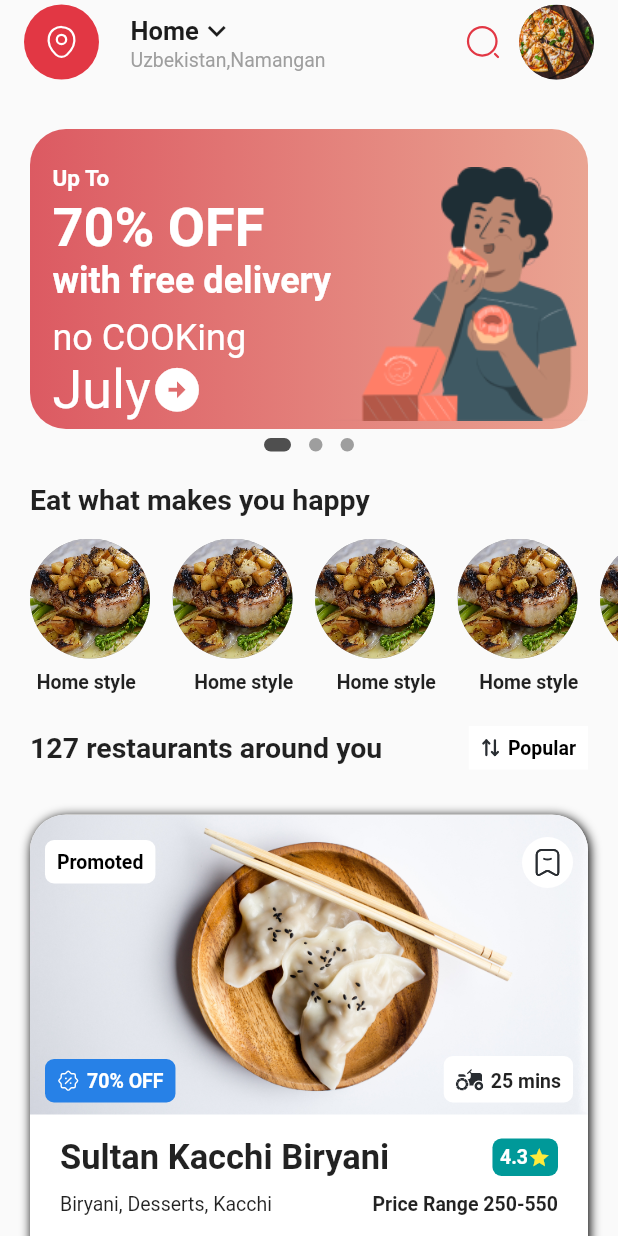
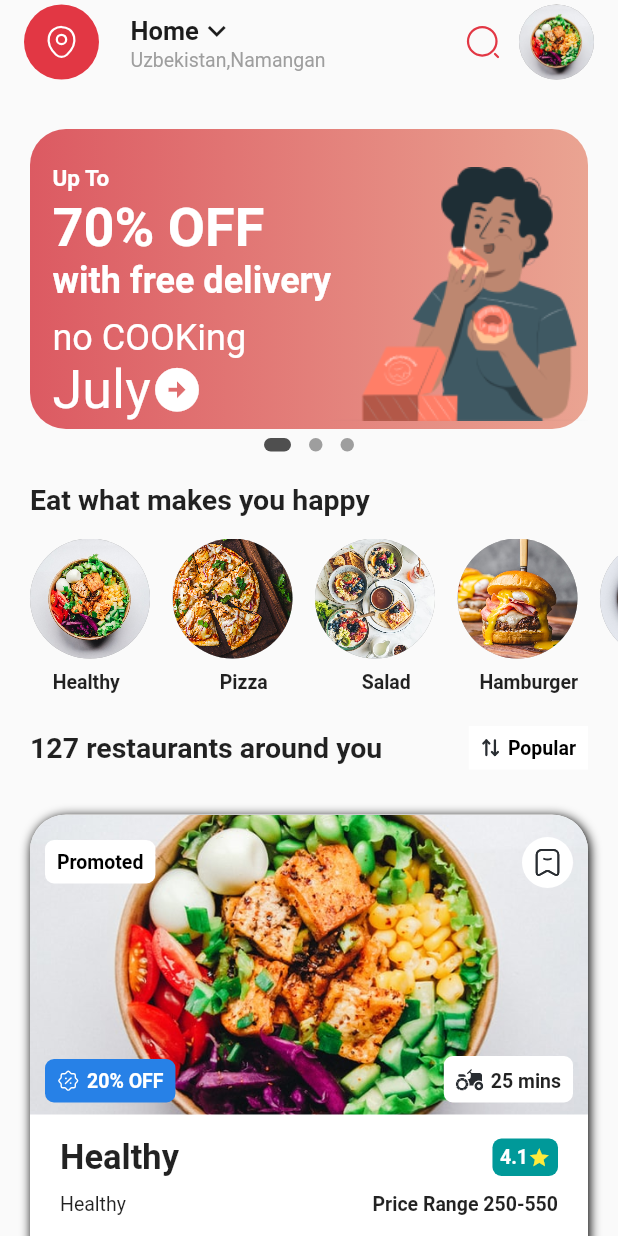
Before and after one commit to Abduraimoff/flutter_zomato_app, a Flutter app: the screen it shows after launch, on a phone screen of 412 x 824 dp. Run offline on Flutter 3.47's test engine with Material 2 defaults, Android fonts, the phone set to English and light mode, and no system bars; drawn by our look-alikes of dots_indicator; our stand-ins replace flutter_svg.

Commit message:
adding data

```diff
--- /dev/null
+++ b/lib/data/food_model.dart
@@ -0,0 +1,90 @@
+class Food {
+  final String imageUrl;
+  final String name;
+  final String description;
+  final double stars;
+  final int deliveryTime;
+  final int discount;
+  final bool isPromoted;
+
+  Food({
+    required this.imageUrl,
+    required this.name,
+    required this.description,
+    required this.stars,
+    required this.deliveryTime,
+    required this.discount,
+    this.isPromoted = false,
+  });
+}
+
+List<Food> foods = [
+  Food(
+    imageUrl: 'assets/images/food1.jpg',
+    name: 'Healthy',
+    description:
+        'Healthy foods are those that provide you with the nutrients you need to sustain your body`s well-being and retain energy. Water, carbohydrates, fat, protein, vitamins, and minerals are the key nutrients that make up a healthy, balanced diet.',
+    stars: 4.1,
+    deliveryTime: 25,
+    discount: 20,
+    isPromoted: true,
+  ),
+  Food(
+    imageUrl: 'assets/images/food2.jpg',
+    name: 'Pizza',
+    description:
+        'Pizza is a dish of Italian origin consisting of a usually round, flat base of leavened wheat-based dough topped with tomatoes, cheese, and often various ...',
+    stars: 4.4,
+    deliveryTime: 32,
+    discount: 60,
+  ),
+  Food(
+    imageUrl: 'assets/images/food3.jpg',
+    name: 'Salad',
+    description:
+        'Fruit salad is a dish consisting of various kinds of fruit, sometimes served in a liquid, either their own juices or a syrup.',
+    stars: 3.0,
+    deliveryTime: 10,
+    discount: 10,
+  ),
+  Food(
+    imageUrl: 'assets/images/food4.jpg',
+    name: 'Hamburger',
+    description:
+        'A hamburger is an extremely popular sandwich consisting of one or more meat patties placed in a bun or a bread roll. The meat is usually accompanied by various ingredients such as tomato slices, onions, pickles, or lettuce, and numerous condiments such as mayonnaise, ketchup, or salsa.',
+    stars: 4.5,
+    deliveryTime: 15,
+    discount: 75,
+    isPromoted: true,
+  ),
+  Food(
+    imageUrl: 'assets/images/food5.jpg',
+    name: 'Momos',
+    description:
+        'Momo is a type of steamed dumpling with some form of filling, most commonly beef and it is originally from Tibet. Momo has become a delicacy in Nepal and Tibetan communities in Bhutan, as well as people of the Indian regions of Darjeeling, Ladakh, Sikkim, Assam, Uttarakhand, Himachal Pradesh and Arunachal Pradesh.',
+    stars: 4.2,
+    deliveryTime: 45,
+    discount: 35,
+    isPromoted: true,
+  ),
+  Food(
+    imageUrl: 'assets/images/food6.jpg',
+    name: 'Steak',
+    description:
+        'A steak is a meat generally sliced across the muscle fibers, potentially including a bone. It is normally grilled, though it can also be pan-fried. Steak can also be cooked in sauce, such as in steak and kidney pie, or minced and formed into patties, such as hamburgers.',
+    stars: 4.7,
+    deliveryTime: 55,
+    discount: 5,
+    isPromoted: false,
+  ),
+  Food(
+    imageUrl: 'assets/images/food7.jpg',
+    name: 'Soup',
+    description:
+        'Soup is a primarily liquid food, generally served warm or hot (but may be cool or cold), that is made by combining ingredients of meat or vegetables with stock, milk, or water. Hot soups are additionally characterized by boiling solid ingredients in liquids in a pot until the flavors are extracted, forming a broth.',
+    stars: 4.0,
+    deliveryTime: 35,
+    discount: 25,
+    isPromoted: false,
+  ),
+];
--- a/lib/pages/home_page.dart
+++ b/lib/pages/home_page.dart
@@ -2,6 +2,7 @@
 import 'package:flutter/material.dart';
 import 'package:flutter_svg/svg.dart';
 import 'package:zomato_app/app_color.dart';
+import 'package:zomato_app/data/food_model.dart';
 import 'package:zomato_app/widgets/data_search.dart';
 import 'package:zomato_app/widgets/food_card.dart';
 import 'package:zomato_app/widgets/food_list_view.dart';
@@ -16,6 +17,7 @@
 }
 
 class _HomePageState extends State<HomePage> {
+  final List<Food> listFoods = foods;
   PageController pageController = PageController();
   var _currentPageValue = 0.0;
 
@@ -115,8 +117,18 @@
             ),
           ),
           const SizedBox(height: 20),
-          const FoodCard(),
-          const FoodCard(),
+          SingleChildScrollView(
+            child: ListView.builder(
+              physics: NeverScrollableScrollPhysics(),
+              shrinkWrap: true,
+              itemCount: listFoods.length - 3,
+              itemBuilder: (context, index) {
+                return FoodCard(
+                  food: listFoods[index],
+                );
+              },
+            ),
+          )
         ],
       ),
     );
--- a/lib/widgets/data_search.dart
+++ b/lib/widgets/data_search.dart
@@ -69,7 +69,7 @@
                       text: suggestionList[index].substring(query.length),
                       style: const TextStyle(
                         color: Colors.grey,
-                      ))
+                      ),),
                 ],
               ),
             ),
--- a/lib/widgets/food_card.dart
+++ b/lib/widgets/food_card.dart
@@ -1,10 +1,13 @@
 import 'package:flutter/material.dart';
 import 'package:flutter_svg/flutter_svg.dart';
 import 'package:zomato_app/app_color.dart';
+import 'package:zomato_app/data/food_model.dart';
 
 class FoodCard extends StatelessWidget {
+  final Food food;
   const FoodCard({
     Key? key,
+    required this.food,
   }) : super(key: key);
 
   @override
@@ -16,7 +19,7 @@
         decoration: BoxDecoration(
             color: Colors.white,
             borderRadius: BorderRadius.circular(24),
-            boxShadow: [
+            boxShadow: const [
               BoxShadow(
                 color: Colors.black,
                 offset: Offset(1, 1),
@@ -29,12 +32,13 @@
             Container(
               height: 200,
               decoration: BoxDecoration(
-                borderRadius: BorderRadius.only(
+                borderRadius: const BorderRadius.only(
                   topLeft: Radius.circular(24),
                   topRight: Radius.circular(24),
                 ),
                 image: DecorationImage(
-                  image: AssetImage('assets/images/food5.jpg'),
+                  filterQuality: FilterQuality.low,
+                  image: AssetImage(food.imageUrl),
                   fit: BoxFit.cover,
                 ),
               ),
@@ -67,7 +71,7 @@
                       height: 34,
                       width: 34,
                       padding: const EdgeInsets.all(7),
-                      decoration: BoxDecoration(
+                      decoration: const BoxDecoration(
                         color: Colors.white,
                         shape: BoxShape.circle,
                       ),
@@ -94,8 +98,8 @@
                           ),
                           const SizedBox(width: 5),
                           Text(
-                            '70% OFF',
-                            style: TextStyle(
+                            '${food.discount}% OFF',
+                            style: const TextStyle(
                               color: Colors.white,
                               fontSize: 13,
                               fontWeight: FontWeight.w600,
@@ -127,8 +131,8 @@
                           Padding(
                             padding: const EdgeInsets.only(top: 2),
                             child: Text(
-                              '25 mins',
-                              style: TextStyle(
+                              '${food.deliveryTime} mins',
+                              style: const TextStyle(
                                 fontSize: 13,
                                 fontWeight: FontWeight.w600,
                               ),
@@ -147,9 +151,9 @@
               child: Row(
                 mainAxisAlignment: MainAxisAlignment.spaceBetween,
                 children: [
-                  const Text(
-                    'Sultan Kacchi Biryani',
-                    style: TextStyle(
+                  Text(
+                    food.name,
+                    style: const TextStyle(
                       fontSize: 23,
                       fontWeight: FontWeight.w600,
                     ),
@@ -161,16 +165,16 @@
                       borderRadius: BorderRadius.circular(6),
                     ),
                     child: Row(
-                      children: const [
+                      children: [
                         Text(
-                          '4.3',
-                          style: TextStyle(
+                          '${food.stars}',
+                          style: const TextStyle(
                             fontSize: 13,
                             fontWeight: FontWeight.w600,
                             color: Colors.white,
                           ),
                         ),
-                        Icon(
+                        const Icon(
                           Icons.star,
                           color: Colors.yellow,
                           size: 15,
@@ -186,15 +190,15 @@
               padding: const EdgeInsets.symmetric(horizontal: 20),
               child: Row(
                 mainAxisAlignment: MainAxisAlignment.spaceBetween,
-                children: const [
+                children: [
                   Text(
-                    'Biryani, Desserts, Kacchi',
-                    style: TextStyle(
+                    food.name,
+                    style: const TextStyle(
                       fontSize: 13,
                       fontWeight: FontWeight.w400,
                     ),
                   ),
-                  Text(
+                  const Text(
                     'Price Range 250-550',
                     style: TextStyle(
                       fontSize: 13,
--- a/lib/widgets/food_list_view.dart
+++ b/lib/widgets/food_list_view.dart
@@ -1,4 +1,5 @@
 import 'package:flutter/material.dart';
+import 'package:zomato_app/data/food_model.dart';
 
 class FoodListView extends StatelessWidget {
   const FoodListView({
@@ -7,10 +8,11 @@
 
   @override
   Widget build(BuildContext context) {
+    final List<Food> listFoods = foods;
     return SizedBox(
       height: 105,
       child: ListView.builder(
-        itemCount: 8,
+        itemCount: listFoods.length,
         scrollDirection: Axis.horizontal,
         itemBuilder: (context, index) {
           return Column(
@@ -25,15 +27,15 @@
                   color: Colors.grey,
                   image: DecorationImage(
                     filterQuality: FilterQuality.high,
-                    image: AssetImage('assets/images/food6.jpg'),
+                    image: AssetImage(listFoods[index].imageUrl),
                     fit: BoxFit.cover,
                   ),
                 ),
               ),
               const SizedBox(height: 8),
               Text(
-                'Home style',
-                style: TextStyle(
+                listFoods[index].name,
+                style: const TextStyle(
                   fontSize: 13,
                   fontWeight: FontWeight.w600,
                 ),
```
Also changed, not shown: assets/images/food1.jpg, assets/images/food2.jpg, assets/images/food7.jpg, assets/images/food8.jpg (deleted).
